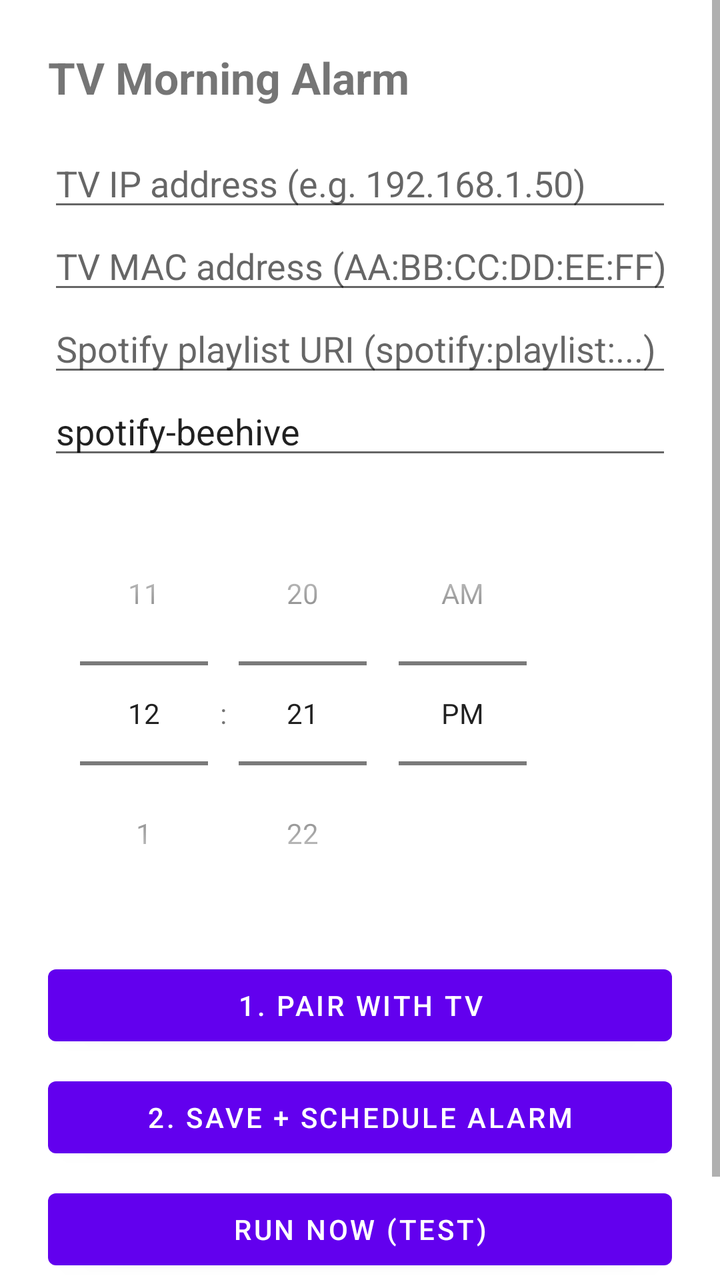
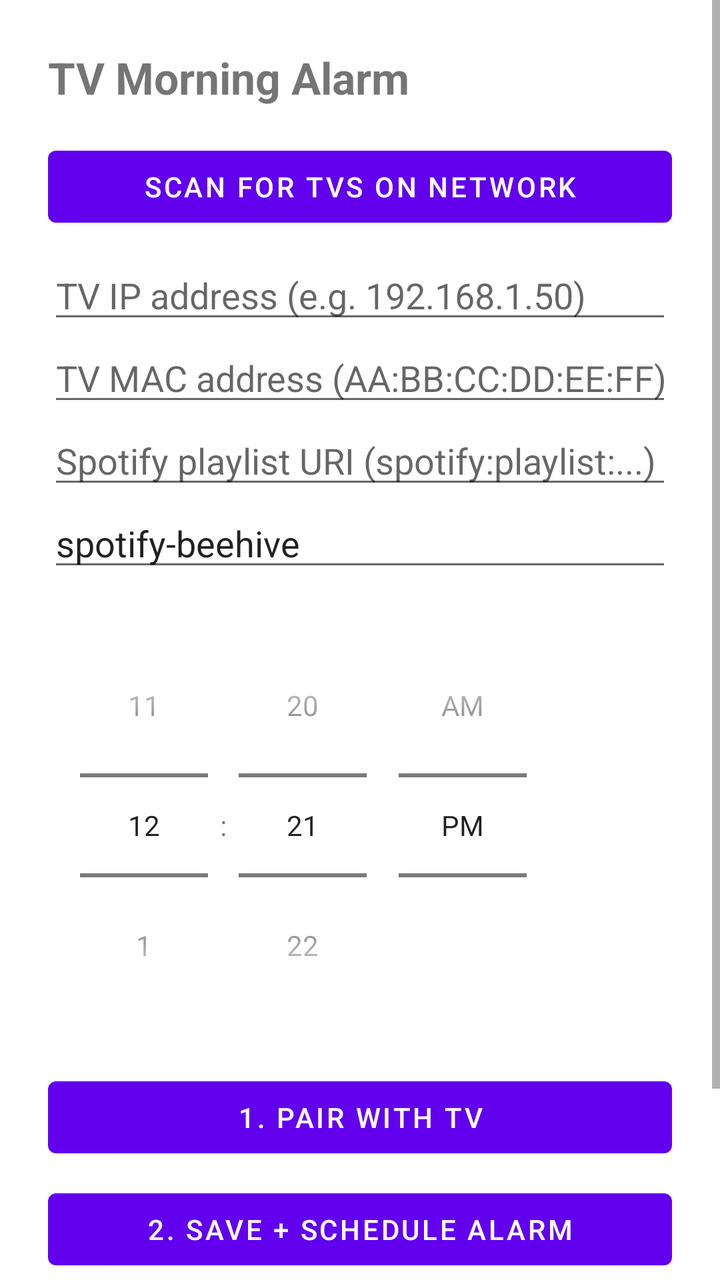

Two renders of the same Android screen: before a commit and after it. Below are the layout's source before the change and the commit's diff.
<!-- AndroidManifest.xml: application theme Theme.TvAlarm -->
<!-- res/layout/activity_main.xml -->
<?xml version="1.0" encoding="utf-8"?>
<ScrollView xmlns:android="http://schemas.android.com/apk/res/android"
    android:layout_width="match_parent"
    android:layout_height="match_parent">

    <LinearLayout
        android:orientation="vertical"
        android:padding="24dp"
        android:layout_width="match_parent"
        android:layout_height="wrap_content">

        <TextView
            android:text="TV Morning Alarm"
            android:textSize="22sp"
            android:textStyle="bold"
            android:layout_marginBottom="16dp"
            android:layout_width="wrap_content"
            android:layout_height="wrap_content" />

        <EditText
            android:id="@+id/inputTvIp"
            android:hint="TV IP address (e.g. 192.168.1.50)"
            android:inputType="text"
            android:layout_width="match_parent"
            android:layout_height="wrap_content" />

        <EditText
            android:id="@+id/inputTvMac"
            android:hint="TV MAC address (AA:BB:CC:DD:EE:FF)"
            android:inputType="text"
            android:layout_width="match_parent"
            android:layout_height="wrap_content" />

        <EditText
            android:id="@+id/inputPlaylistUri"
            android:hint="Spotify playlist URI (spotify:playlist:...)"
            android:inputType="text"
            android:layout_width="match_parent"
            android:layout_height="wrap_content" />

        <EditText
            android:id="@+id/inputSpotifyAppId"
            android:hint="Spotify app id on TV"
            android:text="spotify-beehive"
            android:inputType="text"
            android:layout_width="match_parent"
            android:layout_height="wrap_content" />

        <TimePicker
            android:id="@+id/timePicker"
            android:timePickerMode="spinner"
            android:layout_marginTop="16dp"
            android:layout_width="wrap_content"
            android:layout_height="wrap_content" />

        <Button
            android:id="@+id/btnPair"
            android:text="1. Pair with TV"
            android:layout_marginTop="16dp"
            android:layout_width="match_parent"
            android:layout_height="wrap_content" />

        <Button
            android:id="@+id/btnSave"
            android:text="2. Save + Schedule Alarm"
            android:layout_marginTop="8dp"
            android:layout_width="match_parent"
            android:layout_height="wrap_content" />

        <Button
            android:id="@+id/btnRunNow"
            android:text="Run Now (test)"
            android:layout_marginTop="8dp"
            android:layout_width="match_parent"
            android:layout_height="wrap_content" />

        <TextView
            android:id="@+id/statusText"
            android:text=""
            android:layout_marginTop="16dp"
            android:textSize="13sp"
            android:layout_width="match_parent"
            android:layout_height="wrap_content" />

    </LinearLayout>
</ScrollView>
<!-- resources referenced by this layout -->
<resources>
  <style name="Theme.TvAlarm" parent="Theme.MaterialComponents.DayNight.NoActionBar" />
</resources>

<!-- the commit's change to res/layout/activity_main.xml (unified diff, before → after) -->
@@ -15,6 +15,13 @@
             android:textStyle="bold"
             android:layout_marginBottom="16dp"
             android:layout_width="wrap_content"
+            android:layout_height="wrap_content" />
+
+        <Button
+            android:id="@+id/btnScan"
+            android:text="Scan for TVs on network"
+            android:layout_marginBottom="8dp"
+            android:layout_width="match_parent"
             android:layout_height="wrap_content" />
 
         <EditText
